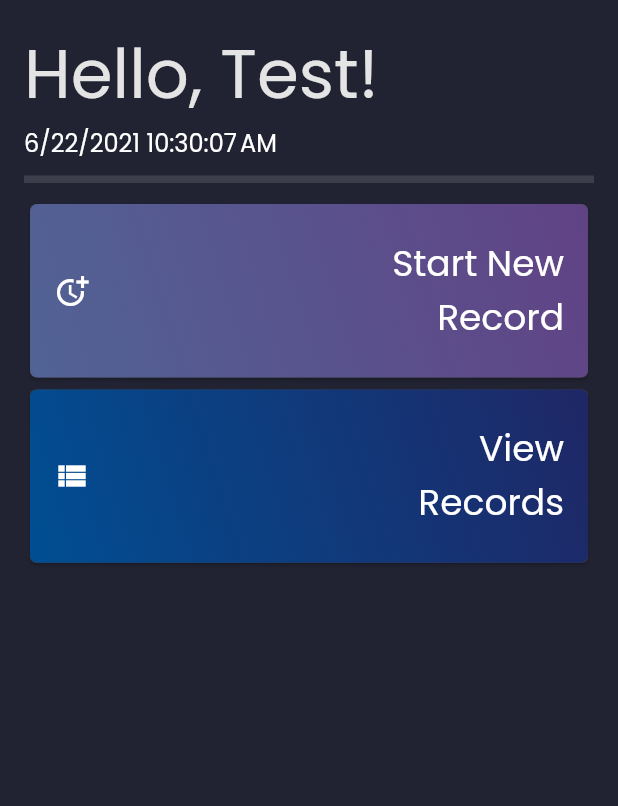
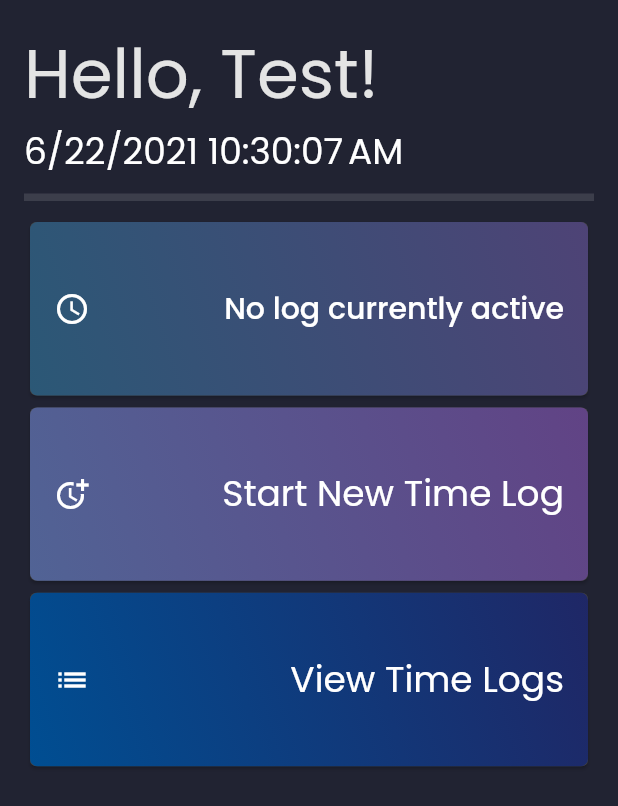
Before and after one commit to ASC-Machine-Tools-Inc/ASC-Time-Tracker, a Flutter app: the screen it shows after launch, on a phone screen of 412 x 824 dp. Shown: the top 806 px of the screen. Run offline on Flutter 3.47's test engine with Material 2 defaults, Android fonts, the phone set to English and light mode, and no system bars; our stand-ins replace google_fonts, sizer.

Commit message:
Added card for current time log

```diff
--- a/lib/screens/dashboard/home_screen.dart
+++ b/lib/screens/dashboard/home_screen.dart
@@ -1,8 +1,9 @@
 import 'package:flutter/material.dart';
 
+import 'package:asc_time_tracker/utils/constants.dart';
+import 'package:asc_time_tracker/widgets/current_log.dart';
+import 'package:asc_time_tracker/widgets/action_list.dart';
 import 'package:asc_time_tracker/widgets/timer.dart';
-import 'package:asc_time_tracker/widgets/action_list.dart';
-import 'package:asc_time_tracker/utils/constants.dart';
 
 class HomeScreen extends StatelessWidget {
   @override
@@ -10,9 +11,11 @@ class HomeScreen extends StatelessWidget {
     return Scaffold(
       body: Container(
         padding: const EdgeInsets.all(defaultPadding),
-      child: SafeArea(  // Needed to dodge intrusions from operating system
-          child:
-              Column(crossAxisAlignment: CrossAxisAlignment.stretch, children: [
+        child: SafeArea(
+            // Needed to dodge intrusions from operating system
+            child: Column(
+                crossAxisAlignment: CrossAxisAlignment.stretch,
+                children: [
               Text(
                 greeting,
                 style: Theme.of(context).textTheme.headline3,
@@ -23,8 +26,10 @@ class HomeScreen extends StatelessWidget {
                 height: 25,
                 thickness: 5,
               ),
+              CurrentLog(),
               ActionList(),
             ])),
-    ));
+      ),
+    );
   }
 }
--- a/lib/utils/constants/cards.dart
+++ b/lib/utils/constants/cards.dart
@@ -2,12 +2,12 @@ import 'package:flutter/material.dart';
 
 const icons = [
   Icons.more_time,
-  Icons.view_list,
+  Icons.list,
 ];
 
 const card_titles = [
-  'Start New \nRecord',
-  'View \nRecords',
+  'Start New Time Log',
+  'View Time Logs',
 ];
 
 const routes = [
--- /dev/null
+++ b/lib/widgets/current_log.dart
@@ -0,0 +1,51 @@
+import 'package:flutter/material.dart';
+import 'package:sizer/sizer.dart';
+
+import 'package:asc_time_tracker/utils/constants.dart';
+
+class CurrentLog extends StatefulWidget {
+  const CurrentLog({Key? key}) : super(key: key);
+
+  @override
+  _CurrentLogState createState() => _CurrentLogState();
+}
+
+class _CurrentLogState extends State<CurrentLog> {
+  @override
+  Widget build(BuildContext context) {
+    return SizedBox(
+      // Manages size of card
+      width: cardWidth.w,
+      height: cardHeight.h,
+      child: GestureDetector(
+        // Registers tap action on card
+        onTap: () => Navigator.pushNamed(context, '/start'),
+        child: Card(
+            child: Container(
+              decoration: BoxDecoration(
+                  borderRadius: BorderRadius.circular(cardCorners),
+                  gradient: LinearGradient(
+                    begin: Alignment.topRight,
+                    end: Alignment.bottomLeft,
+                    colors: [
+                      Color(0xFF4E4376),
+                      Color(0xFF2B5876),
+                    ],
+                  )),
+              padding: const EdgeInsets.symmetric(
+                  vertical: vertCardPadding, horizontal: defaultPadding),
+              child: Row(
+                  mainAxisAlignment: MainAxisAlignment.spaceBetween,
+                  children: [
+                    Icon(Icons.schedule),
+                    Text(
+                      'No log currently active',
+                      style: Theme.of(context).textTheme.headline6,
+                      textAlign: TextAlign.right,
+                    ),
+                  ]),
+            )),
+      ),
+    );
+  }
+}
--- a/lib/widgets/timer.dart
+++ b/lib/widgets/timer.dart
@@ -33,6 +33,6 @@ class _TimerTextState extends State<TimerText> {
 
   @override
   Widget build(BuildContext context) {
-    return Text(_now, style: Theme.of(context).textTheme.subtitle1);
+    return Text(_now, style: Theme.of(context).textTheme.headline5);
   }
 }
```
Lines whose indentation alone changed are shown as unchanged.
